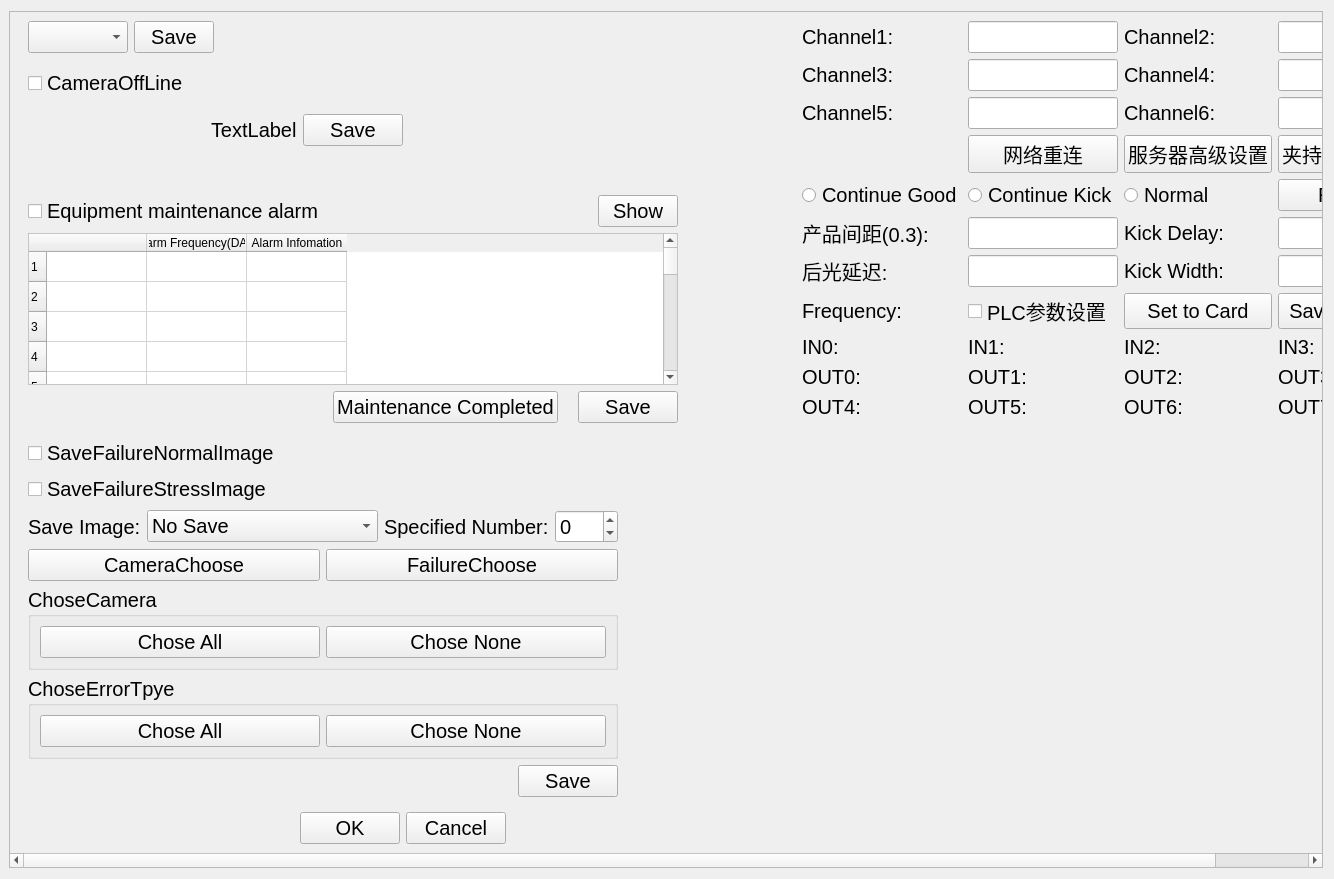
Old version of the form widget_test.ui in the repository wwlzq5/3tai.
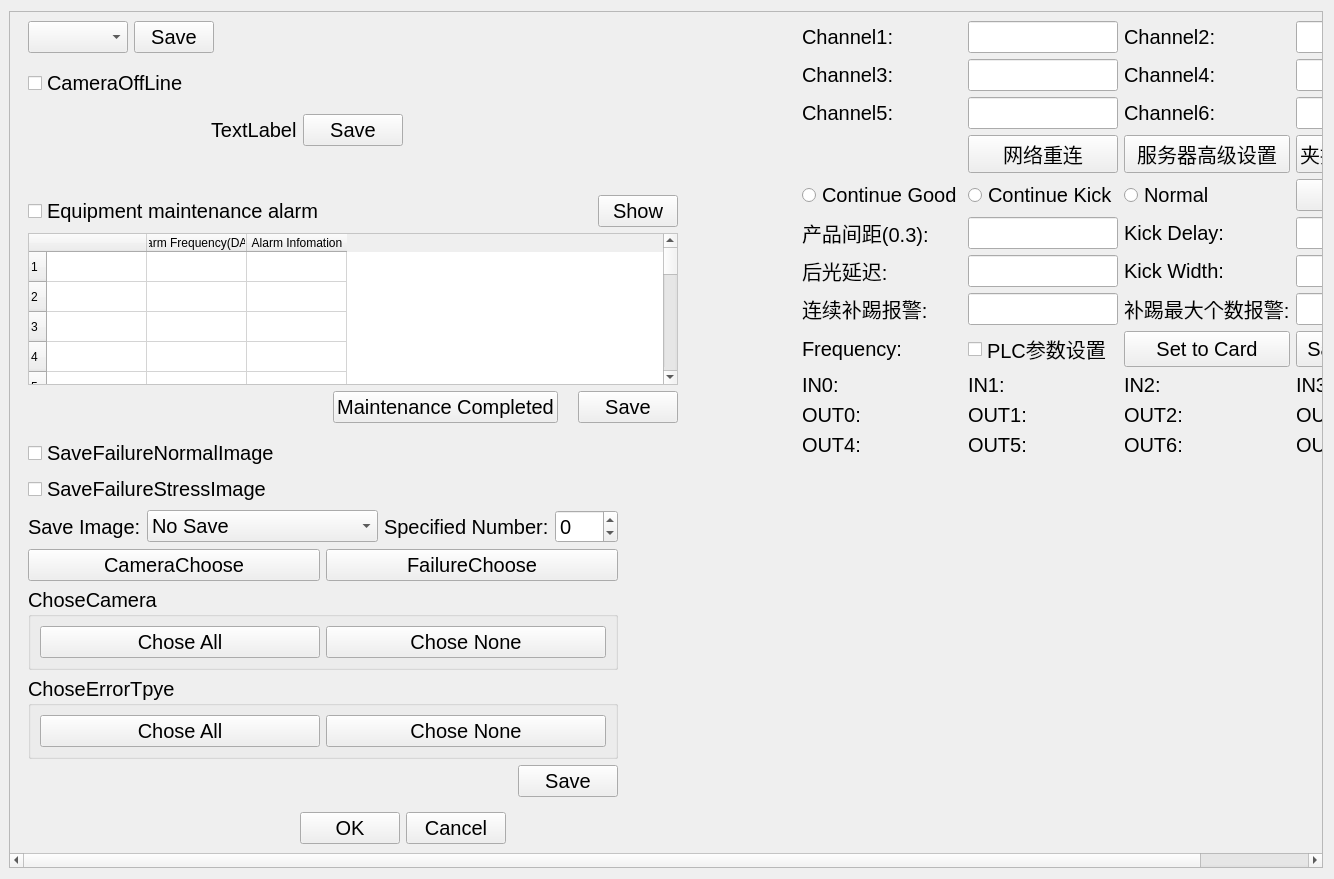
New version of the form. Custom widgets are drawn as their Qt base class.

Commit message: 1.测试好连续补踢报警上库归档

What changed in the file:
```diff
--- a/widget_test.ui
+++ b/widget_test.ui
@@ -48,9 +48,9 @@
      <widget class="QWidget" name="scrollAreaWidgetContents">
       <property name="geometry">
        <rect>
-        <x>-387</x>
+        <x>-416</x>
         <y>0</y>
-        <width>1678</width>
+        <width>1707</width>
         <height>973</height>
        </rect>
       </property>
@@ -707,6 +707,37 @@
             </item>
             <item>
              <layout class="QGridLayout" name="gridLayout_15">
+              <item row="10" column="1">
+               <widget class="QLabel" name="label_IN1">
+                <property name="text">
+                 <string>IN1:</string>
+                </property>
+               </widget>
+              </item>
+              <item row="6" column="3">
+               <widget class="QLineEdit" name="KickDelay">
+                <property name="sizePolicy">
+                 <sizepolicy hsizetype="Preferred" vsizetype="Preferred">
+                  <horstretch>0</horstretch>
+                  <verstretch>0</verstretch>
+                 </sizepolicy>
+                </property>
+               </widget>
+              </item>
+              <item row="1" column="2">
+               <widget class="QLabel" name="label_7">
+                <property name="text">
+                 <string>Channel2:</string>
+                </property>
+               </widget>
+              </item>
+              <item row="11" column="1">
+               <widget class="QLabel" name="label_OUT1">
+                <property name="text">
+                 <string>OUT1:</string>
+                </property>
+               </widget>
+              </item>
               <item row="13" column="1">
                <widget class="QLabel" name="label_24">
                 <property name="text">
@@ -714,35 +745,7 @@
                 </property>
                </widget>
               </item>
-              <item row="13" column="4">
-               <widget class="QLabel" name="label_29">
-                <property name="text">
-                 <string/>
-                </property>
-               </widget>
-              </item>
               <item row="2" column="3">
-               <widget class="QLabel" name="label_9">
-                <property name="text">
-                 <string>Channel4:</string>
-                </property>
-               </widget>
-              </item>
-              <item row="13" column="0">
-               <widget class="QLabel" name="label_15">
-                <property name="text">
-                 <string/>
-                </property>
-               </widget>
-              </item>
-              <item row="5" column="3">
-               <widget class="QRadioButton" name="radioButton_normal">
-                <property name="text">
-                 <string>Normal</string>
-                </property>
-               </widget>
-              </item>
-              <item row="2" column="4">
                <widget class="QLineEdit" name="Delay4">
                 <property name="sizePolicy">
                  <sizepolicy hsizetype="Preferred" vsizetype="Preferred">
@@ -752,29 +755,40 @@
                 </property>
                </widget>
               </item>
-              <item row="5" column="4">
-               <widget class="QPushButton" name="read">
-                <property name="sizePolicy">
-                 <sizepolicy hsizetype="Preferred" vsizetype="Preferred">
-                  <horstretch>0</horstretch>
-                  <verstretch>0</verstretch>
-                 </sizepolicy>
+              <item row="12" column="2">
+               <widget class="QLabel" name="label_OUT6">
+                <property name="text">
+                 <string>OUT6:</string>
                 </property>
+               </widget>
+              </item>
+              <item row="4" column="2">
+               <widget class="QPushButton" name="pushButton_set">
                 <property name="text">
-                 <string>Read</string>
+                 <string>服务器高级设置</string>
                 </property>
                </widget>
               </item>
-              <item row="4" column="4">
-               <widget class="QPushButton" name="advance1">
+              <item row="6" column="1">
+               <widget class="QLineEdit" name="Distance1to4">
                 <property name="sizePolicy">
                  <sizepolicy hsizetype="Preferred" vsizetype="Preferred">
                   <horstretch>0</horstretch>
                   <verstretch>0</verstretch>
                  </sizepolicy>
                 </property>
+                <property name="maximumSize">
+                 <size>
+                  <width>16777215</width>
+                  <height>16777215</height>
+                 </size>
+                </property>
+               </widget>
+              </item>
+              <item row="13" column="3">
+               <widget class="QLabel" name="label_29">
                 <property name="text">
-                 <string>夹持高级设置</string>
+                 <string/>
                 </property>
                </widget>
               </item>
@@ -785,6 +799,40 @@
                 </property>
                </widget>
               </item>
+              <item row="10" column="3">
+               <widget class="QLabel" name="label_IN3">
+                <property name="text">
+                 <string>IN3:</string>
+                </property>
+               </widget>
+              </item>
+              <item row="4" column="3">
+               <widget class="QPushButton" name="advance1">
+                <property name="sizePolicy">
+                 <sizepolicy hsizetype="Preferred" vsizetype="Preferred">
+                  <horstretch>0</horstretch>
+                  <verstretch>0</verstretch>
+                 </sizepolicy>
+                </property>
+                <property name="text">
+                 <string>夹持高级设置</string>
+                </property>
+               </widget>
+              </item>
+              <item row="13" column="0">
+               <widget class="QLabel" name="label_15">
+                <property name="text">
+                 <string/>
+                </property>
+               </widget>
+              </item>
+              <item row="11" column="2">
+               <widget class="QLabel" name="label_OUT2">
+                <property name="text">
+                 <string>OUT2:</string>
+                </property>
+               </widget>
+              </item>
               <item row="3" column="1">
                <widget class="QLineEdit" name="Delay5">
                 <property name="sizePolicy">
@@ -802,14 +850,7 @@
                 </property>
                </widget>
               </item>
-              <item row="11" column="3">
-               <widget class="QLabel" name="label_OUT2">
-                <property name="text">
-                 <string>OUT2:</string>
-                </property>
-               </widget>
-              </item>
-              <item row="7" column="4">
+              <item row="7" column="3">
                <widget class="QLineEdit" name="KickWidth">
                 <property name="sizePolicy">
                  <sizepolicy hsizetype="Preferred" vsizetype="Preferred">
@@ -819,6 +860,23 @@
                 </property>
                </widget>
               </item>
+              <item row="5" column="2">
+               <widget class="QRadioButton" name="radioButton_normal">
+                <property name="text">
+                 <string>Normal</string>
+                </property>
+               </widget>
+              </item>
+              <item row="7" column="1">
+               <widget class="QLineEdit" name="lineDelay">
+                <property name="sizePolicy">
+                 <sizepolicy hsizetype="Preferred" vsizetype="Preferred">
+                  <horstretch>0</horstretch>
+                  <verstretch>0</verstretch>
+                 </sizepolicy>
+                </property>
+               </widget>
+              </item>
               <item row="12" column="1">
                <widget class="QLabel" name="label_OUT5">
                 <property name="text">
@@ -826,131 +884,49 @@
                 </property>
                </widget>
               </item>
-              <item row="10" column="1">
-               <widget class="QLabel" name="label_IN1">
-                <property name="text">
-                 <string>IN1:</string>
-                </property>
-               </widget>
-              </item>
-              <item row="6" column="4">
-               <widget class="QLineEdit" name="KickDelay">
+              <item row="5" column="3">
+               <widget class="QPushButton" name="read">
                 <property name="sizePolicy">
                  <sizepolicy hsizetype="Preferred" vsizetype="Preferred">
                   <horstretch>0</horstretch>
                   <verstretch>0</verstretch>
                  </sizepolicy>
                 </property>
-               </widget>
-              </item>
-              <item row="6" column="1">
-               <widget class="QLineEdit" name="Distance1to4">
-                <property name="sizePolicy">
-                 <sizepolicy hsizetype="Preferred" vsizetype="Preferred">
-                  <horstretch>0</horstretch>
-                  <verstretch>0</verstretch>
-                 </sizepolicy>
-                </property>
-                <property name="maximumSize">
-                 <size>
-                  <width>16777215</width>
-                  <height>16777215</height>
-                 </size>
-                </property>
-               </widget>
-              </item>
-              <item row="10" column="4">
-               <widget class="QLabel" name="label_IN3">
                 <property name="text">
-                 <string>IN3:</string>
-                </property>
-               </widget>
-              </item>
-              <item row="7" column="1">
-               <widget class="QLineEdit" name="lineDelay">
-                <property name="sizePolicy">
-                 <sizepolicy hsizetype="Preferred" vsizetype="Preferred">
-                  <horstretch>0</horstretch>
-                  <verstretch>0</verstretch>
-                 </sizepolicy>
-                </property>
-               </widget>
-              </item>
-              <item row="1" column="3">
-               <widget class="QLabel" name="label_7">
-                <property name="text">
-                 <string>Channel2:</string>
+                 <string>Read</string>
                 </property>
                </widget>
               </item>
               <item row="9" column="0">
-               <widget class="QLabel" name="label_frequency">
+               <widget class="QLabel" name="label">
                 <property name="text">
                  <string>Frequency:</string>
                 </property>
                </widget>
               </item>
-              <item row="12" column="3">
-               <widget class="QLabel" name="label_OUT6">
-                <property name="text">
-                 <string>OUT6:</string>
-                </property>
-               </widget>
-              </item>
-              <item row="3" column="3">
+              <item row="3" column="2">
                <widget class="QLabel" name="label_11">
                 <property name="text">
                  <string>Channel6:</string>
                 </property>
                </widget>
               </item>
-              <item row="4" column="3">
-               <widget class="QPushButton" name="pushButton_set">
-                <property name="text">
-                 <string>服务器高级设置</string>
-                </property>
-               </widget>
-              </item>
-              <item row="2" column="1">
-               <widget class="QLineEdit" name="Delay3">
-                <property name="sizePolicy">
-                 <sizepolicy hsizetype="Preferred" vsizetype="Preferred">
-                  <horstretch>0</horstretch>
-                  <verstretch>0</verstretch>
-                 </sizepolicy>
-                </property>
-               </widget>
-              </item>
-              <item row="11" column="4">
+              <item row="11" column="3">
                <widget class="QLabel" name="label_OUT3">
                 <property name="text">
                  <string>OUT3:</string>
                 </property>
                </widget>
               </item>
-              <item row="11" column="1">
-               <widget class="QLabel" name="label_OUT1">
+              <item row="2" column="2">
+               <widget class="QLabel" name="label_9">
                 <property name="text">
-                 <string>OUT1:</string>
+                 <string>Channel4:</string>
                 </property>
                </widget>
               </item>
-              <item row="11" column="0">
-               <widget class="QLabel" name="label_OUT0">
-                <property name="text">
-                 <string>OUT0:</string>
-                </property>
-               </widget>
-              </item>
-              <item row="12" column="4">
-               <widget class="QLabel" name="label_OUT7">
-                <property name="text">
-                 <string>OUT7:</string>
-                </property>
-               </widget>
-              </item>
-              <item row="1" column="1">
-               <widget class="QLineEdit" name="Delay1">
+              <item row="2" column="1">
+               <widget class="QLineEdit" name="Delay3">
                 <property name="sizePolicy">
                  <sizepolicy hsizetype="Preferred" vsizetype="Preferred">
                   <horstretch>0</horstretch>
@@ -959,7 +935,7 @@
                 </property>
                </widget>
               </item>
-              <item row="3" column="4">
+              <item row="3" column="3">
                <widget class="QLineEdit" name="Delay6">
                 <property name="sizePolicy">
                  <sizepolicy hsizetype="Preferred" vsizetype="Preferred">
@@ -969,26 +945,6 @@
                 </property>
                </widget>
               </item>
-              <item row="1" column="0">
-               <widget class="QLabel" name="label_6">
-                <property name="sizePolicy">
-                 <sizepolicy hsizetype="Preferred" vsizetype="Preferred">
-                  <horstretch>0</horstretch>
-                  <verstretch>0</verstretch>
-                 </sizepolicy>
-                </property>
-                <property name="text">
-                 <string>Channel1:</string>
-                </property>
-               </widget>
-              </item>
-              <item row="6" column="3">
-               <widget class="QLabel" name="label_20">
-                <property name="text">
-                 <string>Kick Delay:</string>
-                </property>
-               </widget>
-              </item>
               <item row="10" column="0">
                <widget class="QLabel" name="label_IN0">
                 <property name="text">
@@ -996,26 +952,6 @@
                 </property>
                </widget>
               </item>
-              <item row="10" column="3">
-               <widget class="QLabel" name="label_IN2">
-                <property name="text">
-                 <string>IN2:</string>
-                </property>
-               </widget>
-              </item>
-              <item row="9" column="3">
-               <widget class="QPushButton" name="settocard">
-                <property name="sizePolicy">
-                 <sizepolicy hsizetype="Preferred" vsizetype="Preferred">
-                  <horstretch>0</horstretch>
-                  <verstretch>0</verstretch>
-                 </sizepolicy>
-                </property>
-                <property name="text">
-                 <string>Set to Card</string>
-                </property>
-               </widget>
-              </item>
               <item row="6" column="0">
                <widget class="QLabel" name="label_3">
                 <property name="sizePolicy">
@@ -1029,26 +965,17 @@
                 </property>
                </widget>
               </item>
-              <item row="9" column="4">
-               <widget class="QPushButton" name="settofile">
-                <property name="sizePolicy">
-                 <sizepolicy hsizetype="Preferred" vsizetype="Preferred">
-                  <horstretch>0</horstretch>
-                  <verstretch>0</verstretch>
-                 </sizepolicy>
-                </property>
+              <item row="13" column="2">
+               <widget class="QLabel" name="label_28">
                 <property name="text">
-                 <string>Save to File</string>
+                 <string/>
                 </property>
                </widget>
               </item>
-              <item row="1" column="4">
-               <widget class="QLineEdit" name="Delay2">
-                <property name="sizePolicy">
-                 <sizepolicy hsizetype="Preferred" vsizetype="Preferred">
-                  <horstretch>0</horstretch>
-                  <verstretch>0</verstretch>
-                 </sizepolicy>
+              <item row="10" column="2">
+               <widget class="QLabel" name="label_IN2">
+                <property name="text">
+                 <string>IN2:</string>
                 </property>
                </widget>
               </item>
@@ -1065,7 +992,46 @@
                 </property>
                </widget>
               </item>
-              <item row="7" column="3">
+              <item row="1" column="0">
+               <widget class="QLabel" name="label_6">
+                <property name="sizePolicy">
+                 <sizepolicy hsizetype="Preferred" vsizetype="Preferred">
+                  <horstretch>0</horstretch>
+                  <verstretch>0</verstretch>
+                 </sizepolicy>
+                </property>
+                <property name="text">
+                 <string>Channel1:</string>
+                </property>
+               </widget>
+              </item>
+              <item row="9" column="3">
+               <widget class="QPushButton" name="settofile">
+                <property name="sizePolicy">
+                 <sizepolicy hsizetype="Preferred" vsizetype="Preferred">
+                  <horstretch>0</horstretch>
+                  <verstretch>0</verstretch>
+                 </sizepolicy>
+                </property>
+                <property name="text">
+                 <string>Save to File</string>
+                </property>
+               </widget>
+              </item>
+              <item row="9" column="2">
+               <widget class="QPushButton" name="settocard">
+                <property name="sizePolicy">
+                 <sizepolicy hsizetype="Preferred" vsizetype="Preferred">
+                  <horstretch>0</horstretch>
+                  <verstretch>0</verstretch>
+                 </sizepolicy>
+                </property>
+                <property name="text">
+                 <string>Set to Card</string>
+                </property>
+               </widget>
+              </item>
+              <item row="7" column="2">
                <widget class="QLabel" name="label_19">
                 <property name="sizePolicy">
                  <sizepolicy hsizetype="Preferred" vsizetype="Preferred">
@@ -1078,10 +1044,34 @@
                 </property>
                </widget>
               </item>
-              <item row="9" column="1">
-               <widget class="QCheckBox" name="checkBox">
+              <item row="12" column="3">
+               <widget class="QLabel" name="label_OUT7">
                 <property name="text">
-                 <string>PLC参数设置</string>
+                 <string>OUT7:</string>
+                </property>
+               </widget>
+              </item>
+              <item row="1" column="3">
+               <widget class="QLineEdit" name="Delay2">
+                <property name="sizePolicy">
+                 <sizepolicy hsizetype="Preferred" vsizetype="Preferred">
+                  <horstretch>0</horstretch>
+                  <verstretch>0</verstretch>
+                 </sizepolicy>
+                </property>
+               </widget>
+              </item>
+              <item row="4" column="1">
+               <widget class="QPushButton" name="pushButton">
+                <property name="text">
+                 <string>网络重连</string>
+                </property>
+               </widget>
+              </item>
+              <item row="11" column="0">
+               <widget class="QLabel" name="label_OUT0">
+                <property name="text">
+                 <string>OUT0:</string>
                 </property>
                </widget>
               </item>
@@ -1105,6 +1095,30 @@
                 </property>
                </widget>
               </item>
+              <item row="1" column="1">
+               <widget class="QLineEdit" name="Delay1">
+                <property name="sizePolicy">
+                 <sizepolicy hsizetype="Preferred" vsizetype="Preferred">
+                  <horstretch>0</horstretch>
+                  <verstretch>0</verstretch>
+                 </sizepolicy>
+                </property>
+               </widget>
+              </item>
+              <item row="6" column="2">
+               <widget class="QLabel" name="label_20">
+                <property name="text">
+                 <string>Kick Delay:</string>
+                </property>
+               </widget>
+              </item>
+              <item row="9" column="1">
+               <widget class="QCheckBox" name="checkBox">
+                <property name="text">
+                 <string>PLC参数设置</string>
+                </property>
+               </widget>
+              </item>
               <item row="5" column="0">
                <widget class="QRadioButton" name="radioButton_good">
                 <property name="sizePolicy">
@@ -1118,24 +1132,37 @@
                 </property>
                </widget>
               </item>
-              <item row="13" column="3">
-               <widget class="QLabel" name="label_28">
+              <item row="8" column="0">
+               <widget class="QLabel" name="label_2">
                 <property name="text">
-                 <string/>
+                 <string>连续补踢报警:</string>
                 </property>
                </widget>
               </item>
-              <item row="4" column="1">
-               <widget class="QPushButton" name="pushButton">
+              <item row="8" column="2">
+               <widget class="QLabel" name="label_4">
                 <property name="text">
-                 <string>网络重连</string>
+                 <string>补踢最大个数报警:</string>
                 </property>
                </widget>
               </item>
-              <item row="4" column="0">
-               <widget class="QLabel" name="label">
-                <property name="text">
-                 <string/>
+              <item row="8" column="3">
+               <widget class="QLineEdit" name="lineEdit_2">
+                <property name="sizePolicy">
+                 <sizepolicy hsizetype="Preferred" vsizetype="Preferred">
+                  <horstretch>0</horstretch>
+                  <verstretch>0</verstretch>
+                 </sizepolicy>
+                </property>
+               </widget>
+              </item>
+              <item row="8" column="1">
+               <widget class="QLineEdit" name="lineEdit">
+                <property name="sizePolicy">
+                 <sizepolicy hsizetype="Preferred" vsizetype="Preferred">
+                  <horstretch>0</horstretch>
+                  <verstretch>0</verstretch>
+                 </sizepolicy>
                 </property>
                </widget>
               </item>
```
The commit also changes 128 other files.
